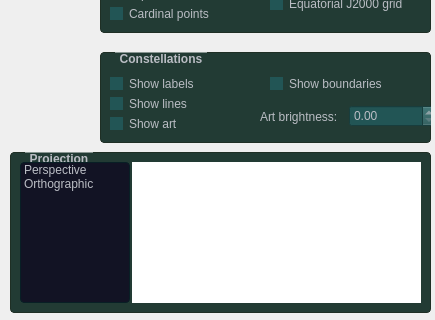
This is src/gui/viewDialog.ui in 519984307/stellarium_src as Qt 5 draws it before an edit; both pictures show x 0 to 435 and y 140 to 460 of the 435 by 460 pixel window. The edited form follows.
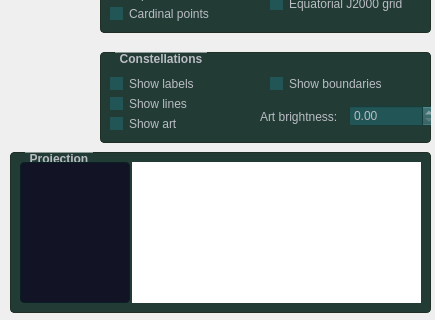
This is the edited form. Icons and pictures are not drawn. Custom widgets are drawn as their Qt base class.

```diff
--- a/src/gui/viewDialog.ui
+++ b/src/gui/viewDialog.ui
@@ -1896,16 +1896,6 @@
              <property name="horizontalScrollBarPolicy" >
               <enum>Qt::ScrollBarAlwaysOff</enum>
              </property>
-             <item>
-              <property name="text" >
-               <string>Perspective</string>
-              </property>
-             </item>
-             <item>
-              <property name="text" >
-               <string>Orthographic</string>
-              </property>
-             </item>
             </widget>
            </item>
            <item>
```
Left out of the diff: 26 changed lines with no effect on the pictures.
